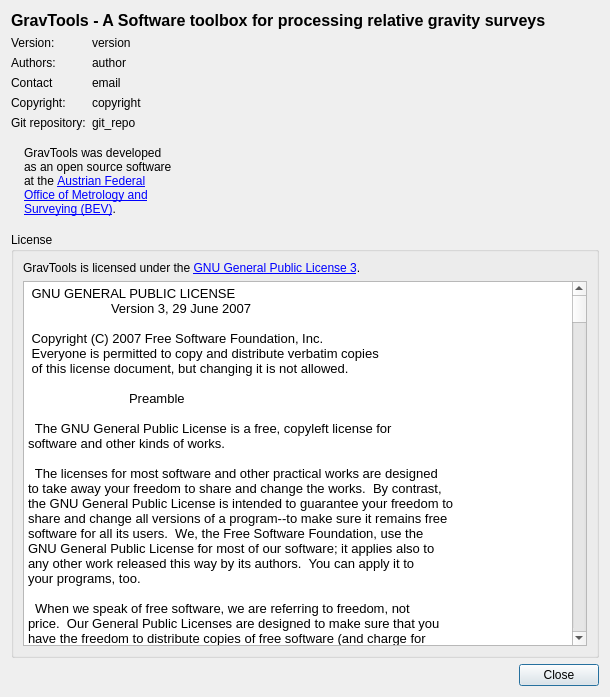
First picture: the form in gravtools/gui/dialog_about.ui, repository ahellers/GravTools, before the edit.
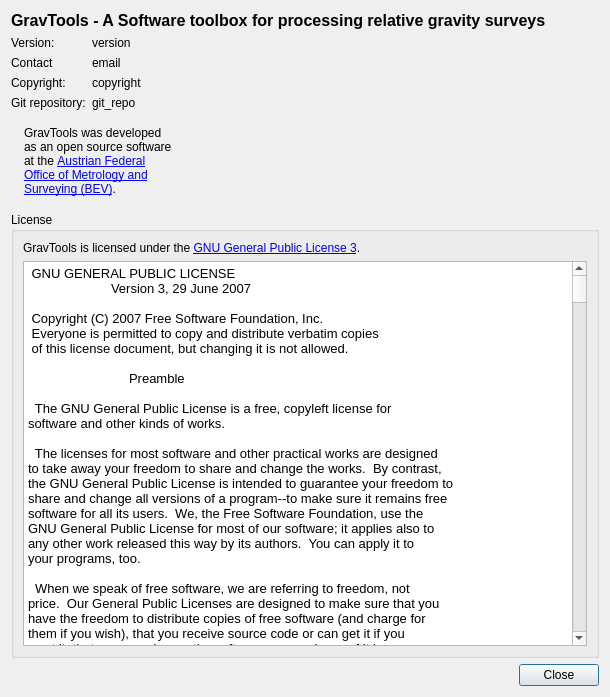
Second picture: the form after the edit. Icons and pictures are not drawn.

Patch:
```diff
--- a/gravtools/gui/dialog_about.ui
+++ b/gravtools/gui/dialog_about.ui
@@ -57,41 +57,41 @@
       </widget>
      </item>
      <item row="1" column="0">
-      <widget class="QLabel" name="label_5">
+      <widget class="QLabel" name="label_6">
        <property name="text">
-        <string>Authors:</string>
+        <string>Contact</string>
        </property>
       </widget>
      </item>
      <item row="1" column="1">
-      <widget class="QLabel" name="label_author">
+      <widget class="QLabel" name="label_email">
        <property name="text">
-        <string>author</string>
+        <string>email</string>
        </property>
       </widget>
      </item>
-     <item row="3" column="0">
+     <item row="2" column="0">
       <widget class="QLabel" name="label_7">
        <property name="text">
         <string>Copyright:</string>
        </property>
       </widget>
      </item>
-     <item row="3" column="1">
+     <item row="2" column="1">
       <widget class="QLabel" name="label_copyright">
        <property name="text">
         <string>copyright</string>
        </property>
       </widget>
      </item>
-     <item row="4" column="0">
+     <item row="3" column="0">
       <widget class="QLabel" name="label_9">
        <property name="text">
         <string>Git repository:</string>
        </property>
       </widget>
      </item>
-     <item row="4" column="1">
+     <item row="3" column="1">
       <widget class="QLabel" name="label_git_repo">
        <property name="text">
         <string>git_repo</string>
@@ -101,20 +101,6 @@
        </property>
       </widget>
      </item>
-     <item row="2" column="0">
-      <widget class="QLabel" name="label_6">
-       <property name="text">
-        <string>Contact</string>
-       </property>
-      </widget>
-     </item>
-     <item row="2" column="1">
-      <widget class="QLabel" name="label_email">
-       <property name="text">
-        <string>email</string>
-       </property>
-      </widget>
-     </item>
     </layout>
    </item>
    <item>
```
